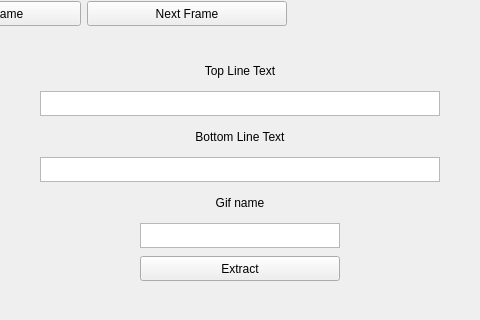
The window that mainwindow.ui (BigFatFlo/gif_extractor) describes before a commit, drawn with Qt 5; both pictures show x 130 to 610 and y 329 to 649 of the 740 by 649 pixel window.
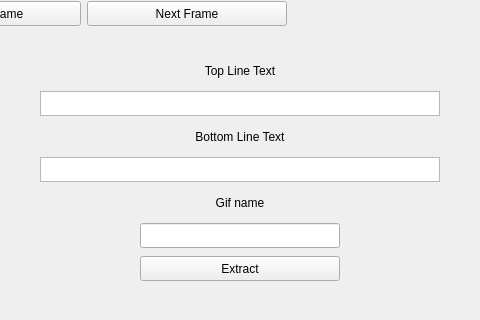
The same window after the commit.

```diff
--- a/mainwindow.ui
+++ b/mainwindow.ui
@@ -340,7 +340,7 @@
      </widget>
     </item>
     <item alignment="Qt::AlignHCenter">
-     <widget class="QTextEdit" name="gifNameTextEdit">
+     <widget class="QLineEdit" name="gifNameLineEdit">
       <property name="minimumSize">
        <size>
         <width>200</width>
@@ -353,8 +353,8 @@
         <height>25</height>
        </size>
       </property>
-      <property name="tabChangesFocus">
-       <bool>true</bool>
+      <property name="text">
+       <string/>
       </property>
      </widget>
     </item>
```
